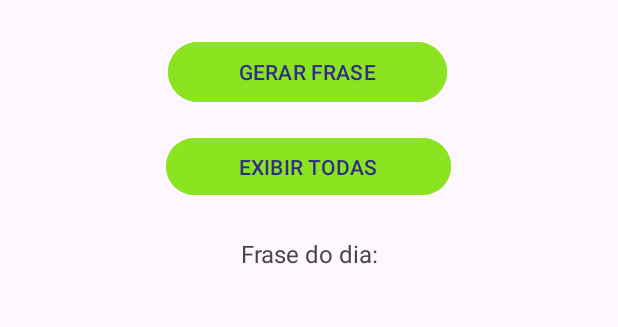
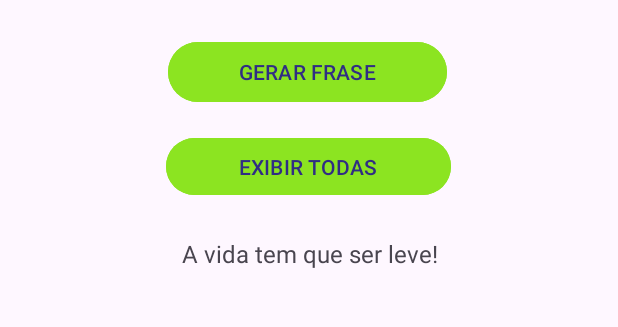
Before and after one commit to monikeag/ProjetoAppFrases, an Android app: the screen it shows after launch (MainActivity), after a tap on "GERAR FRASE", on a phone screen of 412 x 824 dp, the part 320-647 px from its top. Run offline under Robolectric (Android 15) with nearby library versions, the phone set to English and light mode, and no system bars.

Commit message:
Update MainActivity.java
Finalizado

```diff
--- a/app/src/main/java/com/example/appfrasesdodia/MainActivity.java
+++ b/app/src/main/java/com/example/appfrasesdodia/MainActivity.java
@@ -9,6 +9,8 @@ import androidx.appcompat.app.AppCompatActivity;
 import androidx.core.graphics.Insets;
 import androidx.core.view.ViewCompat;
 import androidx.core.view.WindowInsetsCompat;
+
+import java.util.Random;
 
 public class MainActivity extends AppCompatActivity {
 
@@ -35,6 +37,13 @@ public class MainActivity extends AppCompatActivity {
 
     public void gerarFrase(View view) {
 
+        TextView texto = findViewById(R.id.textResultado);
+
+        int fraseAleatoria = new Random().nextInt(4);
+        String frase = frases [fraseAleatoria];
+
+        texto.setText(frase);
+
 
 
     }
```
